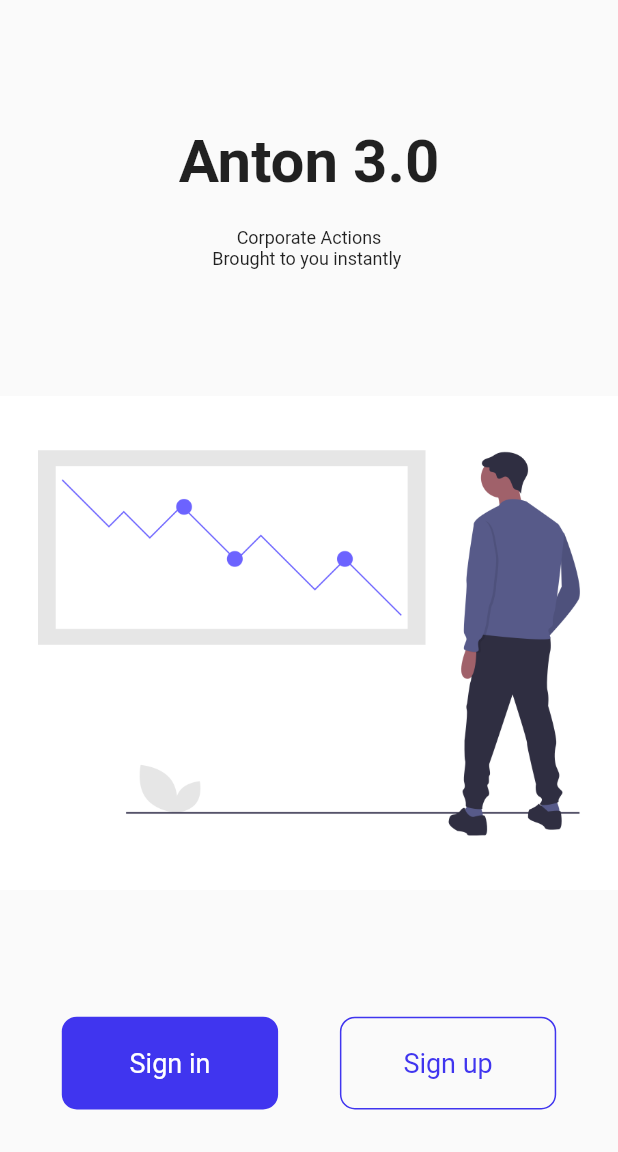
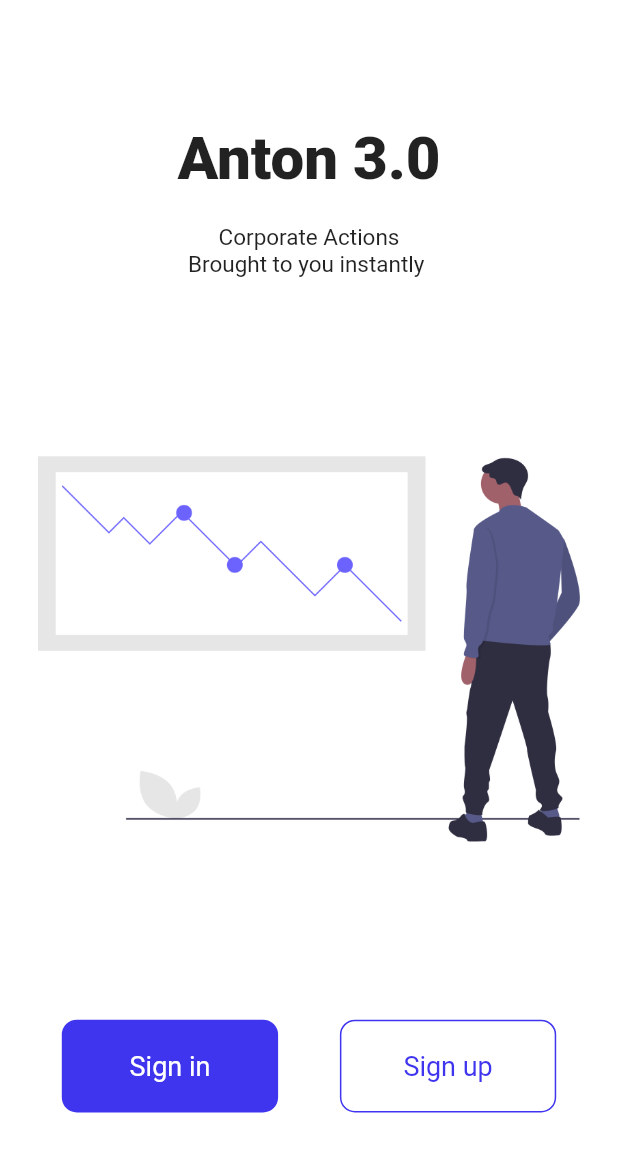
Before and after one commit to Anton-3-0-SIH2020/SIH2020_SM445_Team_Anto.3.0_MobileApp, a Flutter app: the screen it shows after launch, on a phone screen of 412 x 824 dp. Shown: the top 1152 px of the screen. Run offline on Flutter 3.47's test engine with Material 2 defaults, Android fonts, the phone set to English and light mode, and no system bars.

Commit message:
Changed the theme data to be merged with the vector asset

```diff
--- a/lib/main.dart
+++ b/lib/main.dart
@@ -14,8 +14,13 @@ class MyApp extends StatelessWidget {
         }
       }, //Wrapping MaterialApp in GestureDetector here ensures that keyboard closes every time user clicks out of a TextFormField
       child: MaterialApp(
-          debugShowCheckedModeBanner: false,
-          home: LandingPage()
+        debugShowCheckedModeBanner: false,
+        home: LandingPage(),
+        theme: ThemeData.light().copyWith(
+          primaryColor: Colors.white,
+          scaffoldBackgroundColor: Colors.white,
+          accentColor: Colors.white,
+        ),
       ),
     );
   }
--- a/lib/screens/landingpage.dart
+++ b/lib/screens/landingpage.dart
@@ -20,18 +20,18 @@ class LandingPage extends StatelessWidget {
               children: <Widget>[
                 Text(
                   'Anton 3.0',
-                  style: TextStyle(fontWeight: FontWeight.bold, fontSize: 40),
+                  style: TextStyle(fontWeight: FontWeight.w900, fontSize: 40),
                 ),
                 SizedBox(
                   height: 20,
                 ),
                 Text(
                   'Corporate Actions',
-                  style: TextStyle(fontSize: 12),
+                  style: TextStyle(fontSize: 15),
                 ),
                 Text(
                   'Brought to you instantly ',
-                  style: TextStyle(fontSize: 12),
+                  style: TextStyle(fontSize: 15),
                 ),
               ],
             ),
```
